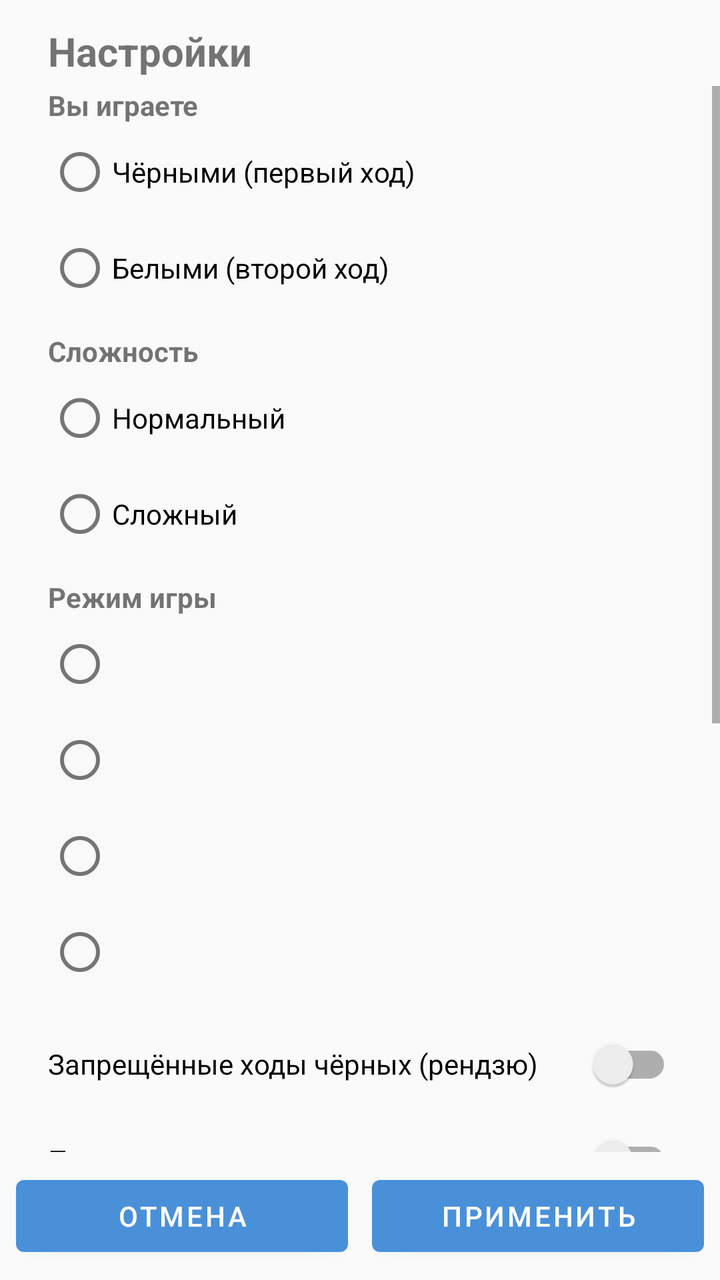
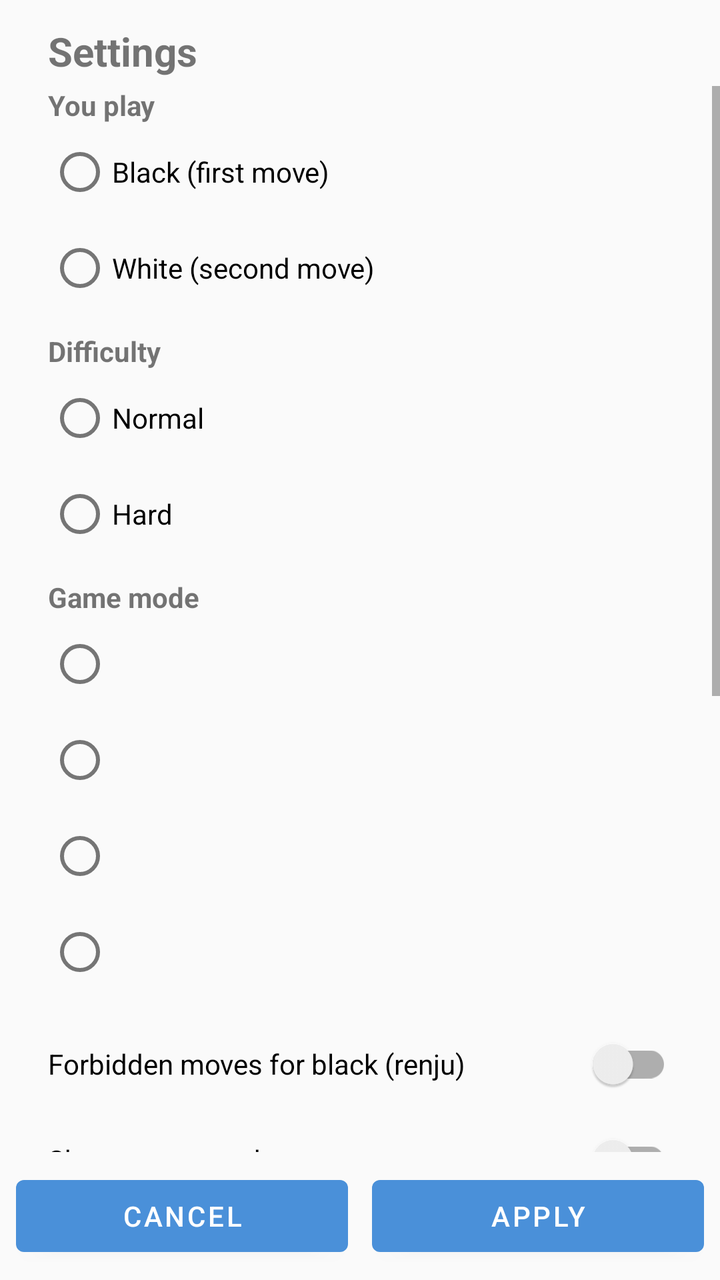

Two renders of the same Android screen: before a commit and after it. Below are the layout's source before the change and the commit's diff.
<!-- AndroidManifest.xml: application theme Theme.Gomoku -->
<!-- res/layout/activity_settings.xml -->
<?xml version="1.0" encoding="utf-8"?>
<LinearLayout xmlns:android="http://schemas.android.com/apk/res/android"
    android:id="@+id/settingsRoot"
    android:layout_width="match_parent"
    android:layout_height="match_parent"
    android:orientation="vertical">

    <TextView
        android:id="@+id/tvSettingsTitle"
        android:layout_width="match_parent"
        android:layout_height="wrap_content"
        android:paddingStart="24dp"
        android:paddingEnd="24dp"
        android:paddingTop="12dp"
        android:paddingBottom="4dp"
        android:text="@string/settings_title"
        android:textSize="20sp"
        android:textStyle="bold" />

    <ScrollView
        android:layout_width="match_parent"
        android:layout_height="0dp"
        android:layout_weight="1">

        <LinearLayout
            android:layout_width="match_parent"
            android:layout_height="wrap_content"
            android:orientation="vertical"
            android:paddingStart="24dp"
            android:paddingEnd="24dp"
            android:paddingBottom="8dp">

            <TextView
                android:layout_width="wrap_content"
                android:layout_height="wrap_content"
                android:text="@string/play_as"
                android:textStyle="bold" />

            <RadioGroup
                android:id="@+id/rgColor"
                android:layout_width="match_parent"
                android:layout_height="wrap_content"
                android:orientation="vertical">

                <RadioButton
                    android:id="@+id/rbColorBlack"
                    android:layout_width="wrap_content"
                    android:layout_height="wrap_content"
                    android:text="@string/play_black" />

                <RadioButton
                    android:id="@+id/rbColorWhite"
                    android:layout_width="wrap_content"
                    android:layout_height="wrap_content"
                    android:text="@string/play_white" />
            </RadioGroup>

            <TextView
                android:layout_width="wrap_content"
                android:layout_height="wrap_content"
                android:layout_marginTop="8dp"
                android:text="@string/difficulty"
                android:textStyle="bold" />

            <RadioGroup
                android:id="@+id/rgLevel"
                android:layout_width="match_parent"
                android:layout_height="wrap_content"
                android:orientation="vertical">

                <RadioButton
                    android:id="@+id/rbLevelNormal"
                    android:layout_width="wrap_content"
                    android:layout_height="wrap_content"
                    android:text="@string/level_normal" />

                <RadioButton
                    android:id="@+id/rbLevelStrong"
                    android:layout_width="wrap_content"
                    android:layout_height="wrap_content"
                    android:text="@string/level_strong" />
            </RadioGroup>

            <TextView
                android:layout_width="wrap_content"
                android:layout_height="wrap_content"
                android:layout_marginTop="8dp"
                android:text="@string/game_mode"
                android:textStyle="bold" />

            
            <RadioGroup
                android:id="@+id/rgMode"
                android:layout_width="match_parent"
                android:layout_height="wrap_content"
                android:orientation="vertical">

                <RadioButton
                    android:id="@+id/rbModeNone"
                    android:layout_width="wrap_content"
                    android:layout_height="wrap_content" />

                <RadioButton
                    android:id="@+id/rbModeClassic"
                    android:layout_width="wrap_content"
                    android:layout_height="wrap_content" />

                <RadioButton
                    android:id="@+id/rbModeRapid"
                    android:layout_width="wrap_content"
                    android:layout_height="wrap_content" />

                <RadioButton
                    android:id="@+id/rbModeBlitz"
                    android:layout_width="wrap_content"
                    android:layout_height="wrap_content" />
            </RadioGroup>

            <androidx.appcompat.widget.SwitchCompat
                android:id="@+id/swForbidden"
                android:layout_width="match_parent"
                android:layout_height="wrap_content"
                android:layout_marginTop="8dp"
                android:text="@string/forbidden_moves" />

            <androidx.appcompat.widget.SwitchCompat
                android:id="@+id/swNumbers"
                android:layout_width="match_parent"
                android:layout_height="wrap_content"
                android:text="@string/show_numbers" />

            <androidx.appcompat.widget.SwitchCompat
                android:id="@+id/swSound"
                android:layout_width="match_parent"
                android:layout_height="wrap_content"
                android:layout_marginTop="8dp"
                android:text="@string/sound_enabled" />

            <LinearLayout
                android:layout_width="match_parent"
                android:layout_height="wrap_content"
                android:gravity="center_vertical"
                android:orientation="horizontal">

                <TextView
                    android:layout_width="wrap_content"
                    android:layout_height="wrap_content"
                    android:text="@string/sound_volume" />

                <SeekBar
                    android:id="@+id/sbVolume"
                    android:layout_width="0dp"
                    android:layout_height="wrap_content"
                    android:layout_weight="1" />

                <TextView
                    android:id="@+id/tvVolumeValue"
                    android:layout_width="52dp"
                    android:layout_height="wrap_content"
                    android:gravity="end"
                    android:textSize="14sp" />
            </LinearLayout>

            <TextView
                android:layout_width="wrap_content"
                android:layout_height="wrap_content"
                android:layout_marginTop="8dp"
                android:text="@string/choose_theme"
                android:textStyle="bold" />

            <RadioGroup
                android:id="@+id/rgTheme"
                android:layout_width="match_parent"
                android:layout_height="wrap_content"
                android:orientation="horizontal">

                <RadioButton
                    android:id="@+id/rbThemeLight"
                    android:layout_width="wrap_content"
                    android:layout_height="wrap_content"
                    android:text="@string/theme_light" />

                <RadioButton
                    android:id="@+id/rbThemeDark"
                    android:layout_width="wrap_content"
                    android:layout_height="wrap_content"
                    android:layout_marginStart="8dp"
                    android:text="@string/theme_dark" />

                <RadioButton
                    android:id="@+id/rbThemeWarm"
                    android:layout_width="wrap_content"
                    android:layout_height="wrap_content"
                    android:layout_marginStart="8dp"
                    android:text="@string/theme_warm" />
            </RadioGroup>

            
            <TextView
                android:layout_width="wrap_content"
                android:layout_height="wrap_content"
                android:layout_marginTop="16dp"
                android:text="@string/stats_title"
                android:textStyle="bold" />

            <TableLayout
                android:layout_width="match_parent"
                android:layout_height="wrap_content"
                android:layout_marginTop="4dp"
                android:stretchColumns="*">

                <TableRow>

                    <TextView
                        android:layout_width="0dp"
                        android:layout_height="wrap_content"
                        android:paddingStart="4dp"
                        android:paddingEnd="4dp"
                        android:paddingBottom="4dp"
                        android:text="@string/stats_level"
                        android:textStyle="bold" />

                    <TextView
                        android:layout_width="0dp"
                        android:layout_height="wrap_content"
                        android:gravity="end"
                        android:paddingBottom="4dp"
                        android:text="@string/stats_wins"
                        android:textStyle="bold" />

                    <TextView
                        android:layout_width="0dp"
                        android:layout_height="wrap_content"
                        android:gravity="end"
                        android:paddingBottom="4dp"
                        android:text="@string/stats_losses"
                        android:textStyle="bold" />

                    <TextView
                        android:layout_width="0dp"
                        android:layout_height="wrap_content"
                        android:gravity="end"
                        android:paddingBottom="4dp"
                        android:text="@string/stats_draws"
                        android:textStyle="bold" />
                </TableRow>

                <TableRow>

                    <TextView
                        android:layout_width="0dp"
                        android:layout_height="wrap_content"
                        android:paddingStart="4dp"
                        android:paddingEnd="4dp"
                        android:text="@string/level_normal" />

                    <TextView
                        android:id="@+id/tvNormalWins"
                        android:layout_width="0dp"
                        android:layout_height="wrap_content"
                        android:gravity="end" />

                    <TextView
                        android:id="@+id/tvNormalLosses"
                        android:layout_width="0dp"
                        android:layout_height="wrap_content"
                        android:gravity="end" />

                    <TextView
                        android:id="@+id/tvNormalDraws"
                        android:layout_width="0dp"
                        android:layout_height="wrap_content"
                        android:gravity="end" />
                </TableRow>

                <TableRow>

                    <TextView
                        android:layout_width="0dp"
                        android:layout_height="wrap_content"
                        android:paddingStart="4dp"
                        android:paddingEnd="4dp"
                        android:text="@string/level_strong" />

                    <TextView
                        android:id="@+id/tvHardWins"
                        android:layout_width="0dp"
                        android:layout_height="wrap_content"
                        android:gravity="end" />

                    <TextView
                        android:id="@+id/tvHardLosses"
                        android:layout_width="0dp"
                        android:layout_height="wrap_content"
                        android:gravity="end" />

                    <TextView
                        android:id="@+id/tvHardDraws"
                        android:layout_width="0dp"
                        android:layout_height="wrap_content"
                        android:gravity="end" />
                </TableRow>
            </TableLayout>

            <Button
                android:id="@+id/btnResetStats"
                android:layout_width="wrap_content"
                android:layout_height="wrap_content"
                android:layout_marginTop="8dp"
                android:text="@string/reset_stats" />

        </LinearLayout>
    </ScrollView>

    <LinearLayout
        android:layout_width="match_parent"
        android:layout_height="wrap_content"
        android:orientation="horizontal"
        android:padding="8dp">

        <Button
            android:id="@+id/btnCancel"
            android:layout_width="0dp"
            android:layout_height="wrap_content"
            android:layout_marginEnd="6dp"
            android:layout_weight="1"
            android:text="@string/cancel" />

        <Button
            android:id="@+id/btnApply"
            android:layout_width="0dp"
            android:layout_height="wrap_content"
            android:layout_marginStart="6dp"
            android:layout_weight="1"
            android:text="@string/apply" />
    </LinearLayout>

</LinearLayout>
<!-- resources referenced by this layout -->
<resources>
  <string name="apply">Применить</string>
  <string name="cancel">Отмена</string>
  <string name="choose_theme">Тема оформления</string>
  <string name="difficulty">Сложность</string>
  <string name="forbidden_moves">Запрещённые ходы чёрных (рендзю)</string>
  <string name="game_mode">Режим игры</string>
  <string name="level_normal">Нормальный</string>
  <string name="level_strong">Сложный</string>
  <string name="play_as">Вы играете</string>
  <string name="play_black">Чёрными (первый ход)</string>
  <string name="play_white">Белыми (второй ход)</string>
  <string name="reset_stats">Сбросить статистику</string>
  <string name="settings_title">Настройки</string>
  <string name="show_numbers">Показывать номера ходов</string>
  <string name="sound_enabled">Звук хода</string>
  <string name="sound_volume">Громкость</string>
  <string name="stats_draws">Ничьи</string>
  <string name="stats_level">Уровень</string>
  <string name="stats_losses">Поражения</string>
  <string name="stats_title">Статистика</string>
  <string name="stats_wins">Победы</string>
  <string name="theme_dark">Тёмная</string>
  <string name="theme_light">Светлая</string>
  <string name="theme_warm">Тёплая</string>
  <style name="Theme.Gomoku" parent="Theme.MaterialComponents.DayNight.NoActionBar">
          <item name="colorPrimary">@color/accent_default</item>
          <item name="colorPrimaryVariant">@color/accent_default</item>
          <item name="colorOnPrimary">@android:color/white</item>
          <item name="android:windowBackground">@color/bg_default</item>
          <item name="android:statusBarColor">@color/bg_default</item>
          <item name="android:navigationBarColor">@color/bg_default</item>
          <item name="android:windowLightStatusBar">true</item>
      </style>
  <color name="accent_default">#4A90D9</color>
  <color name="bg_default">#FAFAFA</color>
</resources>

<!-- the commit's change to res/layout/activity_settings.xml (unified diff, before → after) -->
@@ -309,6 +309,14 @@
                 android:layout_marginTop="8dp"
                 android:text="@string/reset_stats" />
 
+            
+            <Button
+                android:id="@+id/btnCrashLog"
+                android:layout_width="wrap_content"
+                android:layout_height="wrap_content"
+                android:layout_marginTop="8dp"
+                android:text="@string/crash_log" />
+
         </LinearLayout>
     </ScrollView>
 
<!-- resource entries referenced after the edit -->
@@ -1,29 +1,30 @@
 <!-- resources referenced by this layout -->
 <resources>
-  <string name="apply">Применить</string>
-  <string name="cancel">Отмена</string>
-  <string name="choose_theme">Тема оформления</string>
-  <string name="difficulty">Сложность</string>
-  <string name="forbidden_moves">Запрещённые ходы чёрных (рендзю)</string>
-  <string name="game_mode">Режим игры</string>
-  <string name="level_normal">Нормальный</string>
-  <string name="level_strong">Сложный</string>
-  <string name="play_as">Вы играете</string>
-  <string name="play_black">Чёрными (первый ход)</string>
-  <string name="play_white">Белыми (второй ход)</string>
-  <string name="reset_stats">Сбросить статистику</string>
-  <string name="settings_title">Настройки</string>
-  <string name="show_numbers">Показывать номера ходов</string>
-  <string name="sound_enabled">Звук хода</string>
-  <string name="sound_volume">Громкость</string>
-  <string name="stats_draws">Ничьи</string>
-  <string name="stats_level">Уровень</string>
-  <string name="stats_losses">Поражения</string>
-  <string name="stats_title">Статистика</string>
-  <string name="stats_wins">Победы</string>
-  <string name="theme_dark">Тёмная</string>
-  <string name="theme_light">Светлая</string>
-  <string name="theme_warm">Тёплая</string>
+  <string name="apply">Apply</string>
+  <string name="cancel">Cancel</string>
+  <string name="choose_theme">Color theme</string>
+  <string name="crash_log">Crash journal</string>
+  <string name="difficulty">Difficulty</string>
+  <string name="forbidden_moves">Forbidden moves for black (renju)</string>
+  <string name="game_mode">Game mode</string>
+  <string name="level_normal">Normal</string>
+  <string name="level_strong">Hard</string>
+  <string name="play_as">You play</string>
+  <string name="play_black">Black (first move)</string>
+  <string name="play_white">White (second move)</string>
+  <string name="reset_stats">Reset statistics</string>
+  <string name="settings_title">Settings</string>
+  <string name="show_numbers">Show move numbers</string>
+  <string name="sound_enabled">Move sound</string>
+  <string name="sound_volume">Volume</string>
+  <string name="stats_draws">Draws</string>
+  <string name="stats_level">Level</string>
+  <string name="stats_losses">Losses</string>
+  <string name="stats_title">Statistics</string>
+  <string name="stats_wins">Wins</string>
+  <string name="theme_dark">Dark</string>
+  <string name="theme_light">Light</string>
+  <string name="theme_warm">Warm</string>
   <style name="Theme.Gomoku" parent="Theme.MaterialComponents.DayNight.NoActionBar">
           <item name="colorPrimary">@color/accent_default</item>
           <item name="colorPrimaryVariant">@color/accent_default</item>
